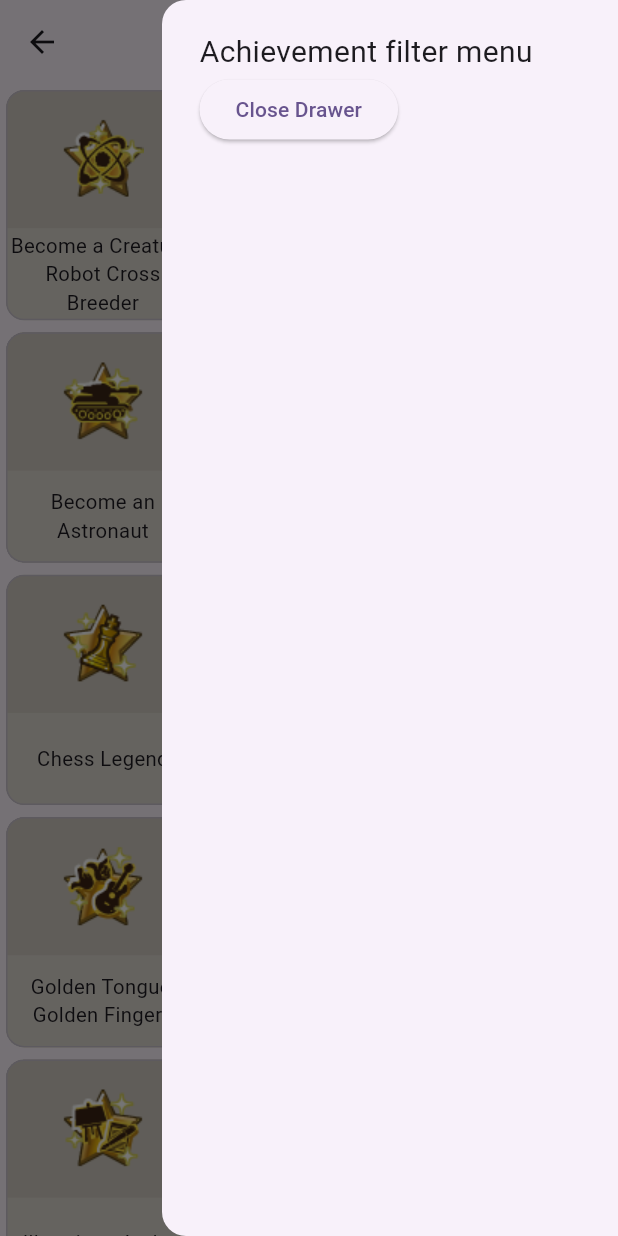
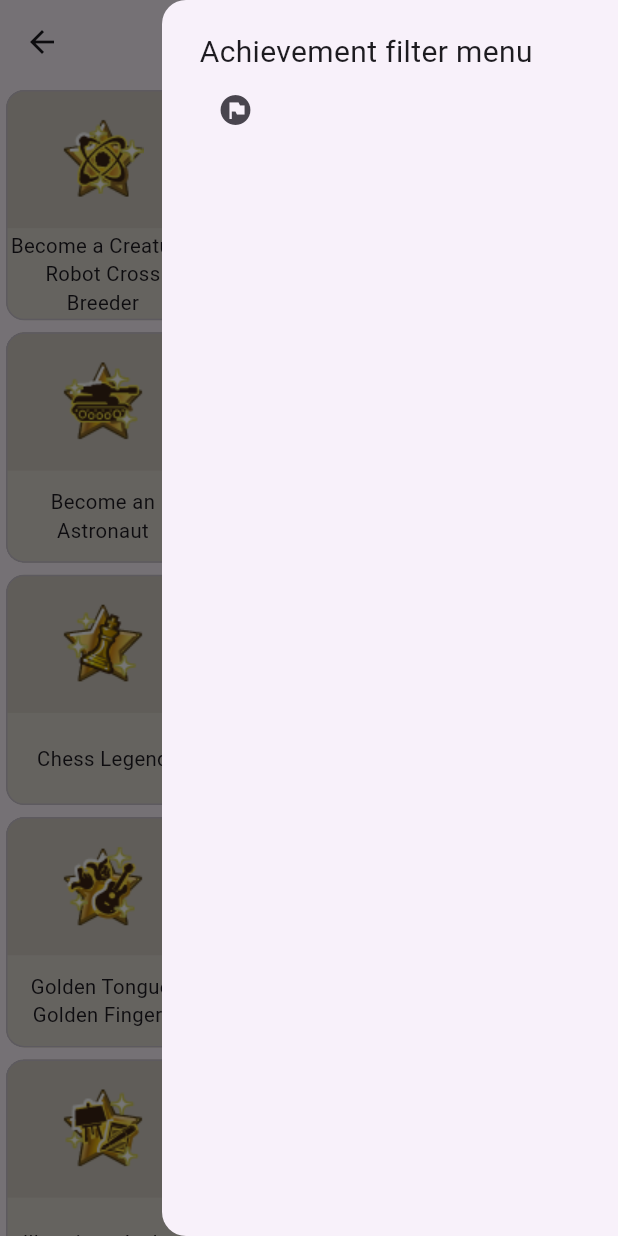
Before and after one commit to KarinaGordia/SimsAspirationTracker, a Flutter app: the AchievementsPage screen opened by its route, with the side drawer open, on a phone screen of 412 x 824 dp. Run offline on Flutter 3.47's test engine with Material 3 defaults, Android fonts, the phone set to English and light mode, and no system bars.

Commit message:
add WishModel id and the filter logic

```diff
--- a/lib/achievements_page/achievements_page.dart
+++ b/lib/achievements_page/achievements_page.dart
@@ -14,86 +14,126 @@
   List<WishModel> wishes = [
     WishModel(
         imagePath: WishImages.ltwBecomeACreatureRobotCrossBreeder,
-        wishName: 'Become a Creature-Robot Cross Breeder'),
+        wishName: 'Become a Creature-Robot Cross Breeder',
+        id: 1),
     WishModel(
         imagePath: WishImages.ltwBecomeAMasterThief,
-        wishName: 'Become a Master Thief'),
+        wishName: 'Become a Master Thief',
+        id: 2),
     WishModel(
         imagePath: WishImages.ltwBecomeASuperstarAthlete,
-        wishName: 'Become a Superstar Athlete'),
+        wishName: 'Become a Superstar Athlete',
+        id: 3),
     WishModel(
         imagePath: WishImages.ltwBecomeAnAstronaut,
-        wishName: 'Become an Astronaut'),
+        wishName: 'Become an Astronaut',
+        id: 4),
     WishModel(
         imagePath: WishImages.ltwCelebratedFiveStarChef,
-        wishName: 'Celebrated Five-Star Chef'),
+        wishName: 'Celebrated Five-Star Chef',
+        id: 5),
     WishModel(
         imagePath: WishImages.ltwCeoOfAMegaCorporation,
-        wishName: 'CEO of a Mega-Corporation'),
-    WishModel(imagePath: WishImages.ltwChessLegend, wishName: 'Chess Legend'),
+        wishName: 'CEO of a Mega-Corporation',
+        id: 6),
+    WishModel(
+        imagePath: WishImages.ltwChessLegend, wishName: 'Chess Legend', id: 7),
     WishModel(
         imagePath: WishImages.ltwForensicSpecialistDynamicDnaProfiler,
-        wishName: 'Forensic Specialist: Dynamic DNA Profiler'),
-    WishModel(imagePath: WishImages.ltwGoldDigger, wishName: 'Gold Digger'),
+        wishName: 'Forensic Specialist: Dynamic DNA Profiler',
+        id: 8),
+    WishModel(
+        imagePath: WishImages.ltwGoldDigger, wishName: 'Gold Digger', id: 9),
     WishModel(
         imagePath: WishImages.ltwGoldenTongue2CGoldenFingers,
-        wishName: 'Golden Tongue, Golden Fingers'),
-    WishModel(imagePath: WishImages.ltwHeartbreaker, wishName: 'Heartbreaker'),
+        wishName: 'Golden Tongue, Golden Fingers',
+        id: 10),
+    WishModel(
+        imagePath: WishImages.ltwHeartbreaker,
+        wishName: 'Heartbreaker',
+        id: 11),
     WishModel(
         imagePath: WishImages.ltwHitMovieComposer,
-        wishName: 'Hit Movie Composer'),
+        wishName: 'Hit Movie Composer',
+        id: 12),
     WishModel(
         imagePath: WishImages.ltwIllustriousAuthor,
-        wishName: 'Illustrious Author'),
+        wishName: 'Illustrious Author',
+        id: 13),
     WishModel(
         imagePath: WishImages.ltwInternationalSuperSpy,
-        wishName: 'International Super Spy'),
+        wishName: 'International Super Spy',
+        id: 14),
     WishModel(
         imagePath: WishImages.ltwJackOfAllTrades,
-        wishName: 'Jack of All Trades'),
+        wishName: 'Jack of All Trades',
+        id: 15),
     WishModel(
         imagePath: WishImages.ltwLeaderOfTheFreeWorld,
-        wishName: 'Leader of the Free World'),
+        wishName: 'Leader of the Free World',
+        id: 16),
     WishModel(
         imagePath: WishImages.ltwLivingInTheLapOfLuxury,
-        wishName: 'Living in the Lap of Luxury'),
+        wishName: 'Living in the Lap of Luxury',
+        id: 17),
     WishModel(
         imagePath: WishImages.ltwMasterOfTheArts,
-        wishName: 'Master of the Arts'),
+        wishName: 'Master of the Arts',
+        id: 18),
     WishModel(
         imagePath: WishImages.ltwPerfectMind2CPerfectBody,
-        wishName: 'Perfect Mind, Perfect Body'),
+        wishName: 'Perfect Mind, Perfect Body',
+        id: 19),
     WishModel(
         imagePath: WishImages.ltwPresentingThePerfectPrivateAquarium,
-        wishName: 'Presenting the Perfect Private Aquarium'),
+        wishName: 'Presenting the Perfect Private Aquarium',
+        id: 20),
     WishModel(
         imagePath: WishImages.ltwProfessionalAuthor,
-        wishName: 'Professional Author'),
+        wishName: 'Professional Author',
+        id: 21),
     WishModel(
-        imagePath: WishImages.ltwRenaissanceSim, wishName: 'Renaissance Sim'),
-    WishModel(imagePath: WishImages.ltwRockStar, wishName: 'Rock Star'),
+        imagePath: WishImages.ltwRenaissanceSim,
+        wishName: 'Renaissance Sim',
+        id: 22),
+    WishModel(imagePath: WishImages.ltwRockStar, wishName: 'Rock Star', id: 23),
     WishModel(
-        imagePath: WishImages.ltwStarNewsAnchor, wishName: 'Star News Anchor'),
-    WishModel(imagePath: WishImages.ltwSuperPopular, wishName: 'Super Popular'),
+        imagePath: WishImages.ltwStarNewsAnchor,
+        wishName: 'Star News Anchor',
+        id: 24),
+    WishModel(
+        imagePath: WishImages.ltwSuperPopular,
+        wishName: 'Super Popular',
+        id: 25),
     WishModel(
         imagePath: WishImages.ltwSurroundedByFamily,
-        wishName: 'Surrounded by Family'),
+        wishName: 'Surrounded by Family',
+        id: 26),
     WishModel(
-        imagePath: WishImages.ltwSwimmingInCash, wishName: 'Swimming in Cash'),
+        imagePath: WishImages.ltwSwimmingInCash,
+        wishName: 'Swimming in Cash',
+        id: 27),
     WishModel(
         imagePath: WishImages.ltwTheCulinaryLibrarian,
-        wishName: 'The Culinary Librarian'),
+        wishName: 'The Culinary Librarian',
+        id: 28),
     WishModel(
         imagePath: WishImages.ltwTheEmperorOfEvil,
-        wishName: 'The Emperor of Evil'),
+        wishName: 'The Emperor of Evil',
+        id: 29),
     WishModel(
         imagePath: WishImages.ltwThePerfectGarden,
-        wishName: 'The Perfect Garden'),
-    WishModel(imagePath: WishImages.ltwTheTinkerer, wishName: 'The Tinkerer'),
+        wishName: 'The Perfect Garden',
+        id: 30),
+    WishModel(
+        imagePath: WishImages.ltwTheTinkerer, wishName: 'The Tinkerer', id: 31),
     WishModel(
         imagePath: WishImages.ltwWorldRenownedSurgeon,
-        wishName: 'World Renowned Surgeon'),
+        wishName: 'World Renowned Surgeon',
+        id: 32),
   ];
+
+  List<WishModel> _flagWishes = [];
 
   final GlobalKey<ScaffoldState> _scaffoldKey = GlobalKey<ScaffoldState>();
 
@@ -101,9 +141,32 @@
     _scaffoldKey.currentState!.openEndDrawer();
   }
 
-  void _closeEndDrawer() {
-    Navigator.of(context).pop();
+  void _filterWishes(List<int> idList) {
+    if (idList.isNotEmpty) {
+      Iterable<WishModel> tempList = [];
+      for (int id in idList) {
+        tempList = wishes.where((WishModel wish) {
+          return wish.id == id;
+        });
+      }
+
+      _flagWishes = tempList.toList();
+    } else {
+      _flagWishes = wishes;
+    }
+
+    setState(() {});
   }
+
+  @override
+  void initState() {
+    super.initState();
+    _flagWishes = wishes;
+  }
+
+  // void _closeEndDrawer() {
+  //   Navigator.of(context).pop();
+  // }
 
   @override
   Widget build(BuildContext context) {
@@ -120,15 +183,7 @@
           ),
         ],
       ),
-      body: GridView.builder(
-        itemCount: wishes.length,
-        gridDelegate: const SliverGridDelegateWithMaxCrossAxisExtent(
-          maxCrossAxisExtent: 200,
-          childAspectRatio: 0.85,
-        ),
-        itemBuilder: (BuildContext context, int index) =>
-            WishCardWidget(wish: wishes[index]),
-      ),
+      body: WishListBuilder(wishList: _flagWishes,),
       endDrawer: SafeArea(
         child: Drawer(
           child: Padding(
@@ -137,16 +192,38 @@
               mainAxisAlignment: MainAxisAlignment.start,
               crossAxisAlignment: CrossAxisAlignment.start,
               children: <Widget>[
-                const Text('Achievement filter menu', style: TextStyle(fontSize: 20),),
-                ElevatedButton(
-                  onPressed: _closeEndDrawer,
-                  child: const Text('Close Drawer'),
+                const Text(
+                  'Achievement filter menu',
+                  style: TextStyle(fontSize: 20),
+                ),
+                IconButton(
+                  onPressed: () => _filterWishes([1,4,2]),
+                  icon: Icon(Icons.flag_circle),
                 ),
               ],
             ),
           ),
         ),
       ),
+    );
+  }
+}
+
+class WishListBuilder extends StatelessWidget {
+  const WishListBuilder({super.key, required this.wishList});
+
+  final List<WishModel> wishList;
+
+  @override
+  Widget build(BuildContext context) {
+    return GridView.builder(
+      itemCount: wishList.length,
+      gridDelegate: const SliverGridDelegateWithMaxCrossAxisExtent(
+        maxCrossAxisExtent: 200,
+        childAspectRatio: 0.85,
+      ),
+      itemBuilder: (BuildContext context, int index) =>
+          WishCardWidget(wish: wishList[index]),
     );
   }
 }
@@ -200,8 +277,10 @@
 }
 
 class WishModel {
+  final int id;
   final String imagePath;
   final String wishName;
 
-  WishModel({required this.imagePath, required this.wishName});
+  WishModel(
+      {required this.imagePath, required this.id, required this.wishName});
 }
```
